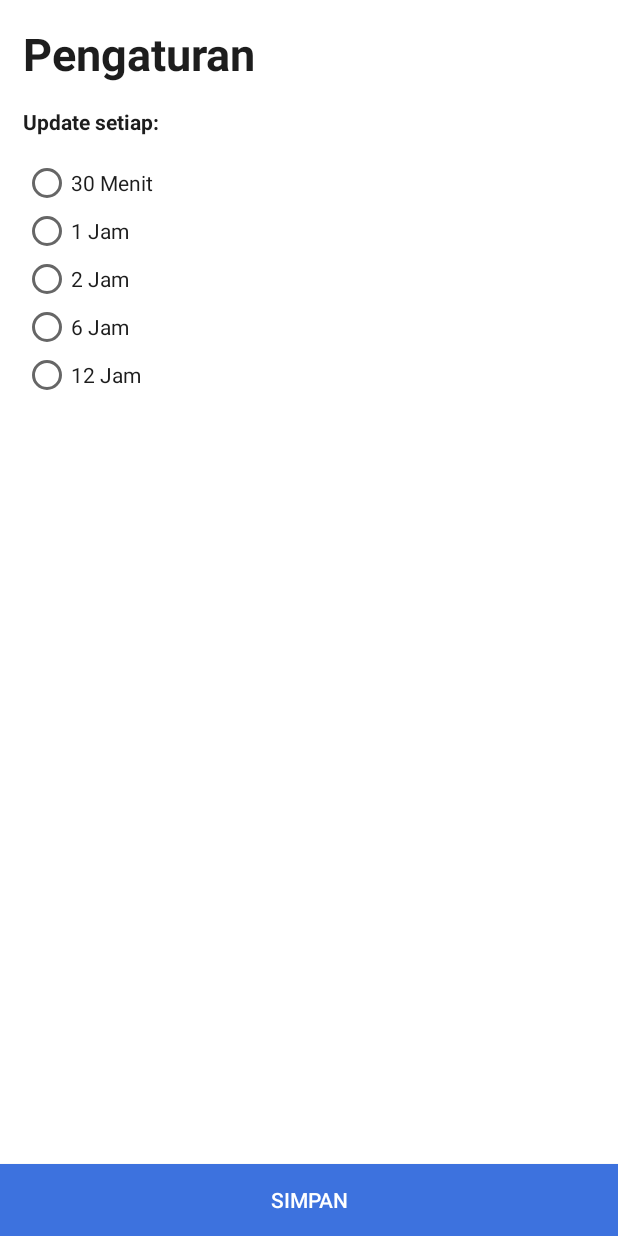
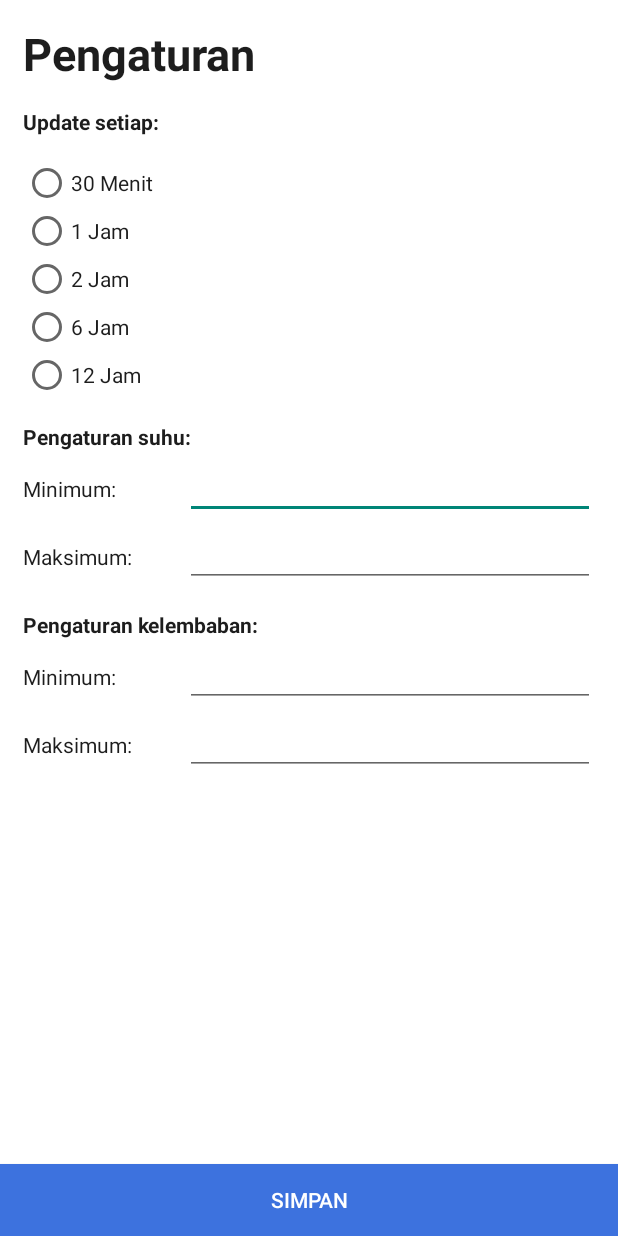
Before and after one commit to syahdanny/monitoring-suhu, an Android app: the SettingsActivity screen opened directly, with no data from a screen before it, on a phone screen of 412 x 824 dp. Run offline under Robolectric (Android 15) with nearby library versions, the phone set to English and light mode, and no system bars; our stand-ins replace Firebase (no records; nobody signed in at launch, a user with empty details on screens opened directly); 5 statements that could not run were skipped.

Commit message:
tambah setting suhu dan kelembaban + tambah shape rounded red

```diff
--- a/app/src/main/java/com/mmdiyul/monitoringsuhu/SettingsActivity.java
+++ b/app/src/main/java/com/mmdiyul/monitoringsuhu/SettingsActivity.java
@@ -7,6 +7,7 @@ import android.content.Intent;
 import android.os.Bundle;
 import android.os.Handler;
 import android.view.View;
+import android.widget.EditText;
 import android.widget.RadioButton;
 import android.widget.Toast;
 
@@ -21,8 +22,10 @@ public class SettingsActivity extends AppCompatActivity {
 
     private DatabaseReference databaseReference;
     private RadioButton tigaPuluhMenit, satuJam, duaJam, enamJam, duaBelasJam;
+    private EditText textMinSuhu, textMaxSuhu, textMinKelembaban, textMaxKelembaban;
 
     private long period;
+    private String minSuhu, maxSuhu, minKelembaban, maxKelembaban;
 
     @Override
     protected void onCreate(Bundle savedInstanceState) {
@@ -34,12 +37,21 @@ public class SettingsActivity extends AppCompatActivity {
         duaJam = findViewById(R.id.duaJam);
         enamJam = findViewById(R.id.enamJam);
         duaBelasJam = findViewById(R.id.duaBelasJam);
+        textMinSuhu = findViewById(R.id.minSuhu);
+        textMaxSuhu = findViewById(R.id.maxSuhu);
+        textMinKelembaban = findViewById(R.id.minKelembaban);
+        textMaxKelembaban = findViewById(R.id.maxKelembaban);
 
         databaseReference = FirebaseDatabase.getInstance().getReference();
         Query setting = databaseReference.child("settings");
         setting.addValueEventListener(new ValueEventListener() {
             @Override
             public void onDataChange(@NonNull DataSnapshot dataSnapshot) {
+                minSuhu = dataSnapshot.child("minSuhu").getValue().toString();
+                maxSuhu = dataSnapshot.child("maxSuhu").getValue().toString();
+                minKelembaban = dataSnapshot.child("minKelembaban").getValue().toString();
+                maxKelembaban = dataSnapshot.child("maxKelembaban").getValue().toString();
+
                 period = Long.parseLong(dataSnapshot.child("period").getValue().toString());
 
                 if (period == 1800000) {
@@ -53,6 +65,11 @@ public class SettingsActivity extends AppCompatActivity {
                 } else if (period == 43200000) {
                     duaBelasJam.setChecked(true);
                 }
+
+                textMinSuhu.setText(minSuhu);
+                textMaxSuhu.setText(maxSuhu);
+                textMinKelembaban.setText(minKelembaban);
+                textMaxKelembaban.setText(maxKelembaban);
             }
 
             @Override
@@ -86,6 +103,18 @@ public class SettingsActivity extends AppCompatActivity {
         DatabaseReference settings = databaseReference.child("settings").child("period");
         settings.setValue(period);
 
+        DatabaseReference dbMinSuhu = databaseReference.child("settings").child("minSuhu");
+        dbMinSuhu.setValue(Double.parseDouble(minSuhu));
+
+        DatabaseReference dbMaxSuhu = databaseReference.child("settings").child("maxSuhu");
+        dbMaxSuhu.setValue(Double.parseDouble(maxSuhu));
+
+        DatabaseReference dbMinKelembaban = databaseReference.child("settings").child("minKelembaban");
+        dbMinKelembaban.setValue(Double.parseDouble(minKelembaban));
+
+        DatabaseReference dbMaxKelembaban = databaseReference.child("settings").child("maxKelembaban");
+        dbMaxKelembaban.setValue(Double.parseDouble(maxKelembaban));
+
         new Handler().postDelayed(new Runnable() {
             @Override
             public void run() {
--- /dev/null
+++ b/app/src/main/res/drawable/shape_rounded_red.xml
@@ -0,0 +1,10 @@
+<?xml version="1.0" encoding="utf-8"?>
+<shape xmlns:android="http://schemas.android.com/apk/res/android">
+    <solid android:color="@color/colorAccent"/>
+
+    <corners
+        android:bottomLeftRadius="10dp"
+        android:bottomRightRadius="10dp"
+        android:topLeftRadius="10dp"
+        android:topRightRadius="10dp"/>
+</shape>
--- a/app/src/main/res/layout/activity_settings.xml
+++ b/app/src/main/res/layout/activity_settings.xml
@@ -6,6 +6,13 @@
     android:layout_height="match_parent"
     android:background="@color/colorWhite"
     tools:context=".SettingsActivity">
+
+    <androidx.constraintlayout.widget.Guideline
+        android:id="@+id/guideline"
+        android:layout_width="wrap_content"
+        android:layout_height="wrap_content"
+        android:orientation="vertical"
+        app:layout_constraintGuide_percent="0.3"/>
 
     <TextView
         android:id="@+id/textPengaturan"
@@ -77,6 +84,110 @@
 
     </RadioGroup>
 
+    <TextView
+        android:id="@+id/textSuhu"
+        android:layout_width="wrap_content"
+        android:layout_height="wrap_content"
+        android:layout_marginTop="15dp"
+        android:layout_marginLeft="15dp"
+        android:text="Pengaturan suhu:"
+        android:textStyle="bold"
+        android:textColor="@color/colorBlack"
+        app:layout_constraintTop_toBottomOf="@id/radioGroup"
+        app:layout_constraintLeft_toLeftOf="parent"/>
+
+    <TextView
+        android:id="@+id/textMinSuhu"
+        android:layout_width="wrap_content"
+        android:layout_height="wrap_content"
+        android:layout_marginTop="15dp"
+        android:layout_marginLeft="15dp"
+        android:text="Minimum:"
+        android:textColor="@color/colorBlack"
+        app:layout_constraintTop_toBottomOf="@id/textSuhu"
+        app:layout_constraintLeft_toLeftOf="parent"/>
+
+    <EditText
+        android:id="@+id/minSuhu"
+        android:layout_width="0dp"
+        android:layout_height="wrap_content"
+        android:layout_marginRight="15dp"
+        app:layout_constraintLeft_toRightOf="@id/guideline"
+        app:layout_constraintTop_toBottomOf="@id/textSuhu"
+        app:layout_constraintRight_toRightOf="parent"/>
+
+    <TextView
+        android:id="@+id/textMaxSuhu"
+        android:layout_width="wrap_content"
+        android:layout_height="wrap_content"
+        android:layout_marginTop="15dp"
+        android:layout_marginLeft="15dp"
+        android:text="Maksimum:"
+        android:textColor="@color/colorBlack"
+        app:layout_constraintTop_toBottomOf="@id/minSuhu"
+        app:layout_constraintLeft_toLeftOf="parent"/>
+
+    <EditText
+        android:id="@+id/maxSuhu"
+        android:layout_width="0dp"
+        android:layout_height="wrap_content"
+        android:layout_marginRight="15dp"
+        app:layout_constraintLeft_toRightOf="@id/guideline"
+        app:layout_constraintTop_toBottomOf="@id/minSuhu"
+        app:layout_constraintRight_toRightOf="parent"/>
+
+    <TextView
+        android:id="@+id/textKelembaban"
+        android:layout_width="wrap_content"
+        android:layout_height="wrap_content"
+        android:layout_marginTop="15dp"
+        android:layout_marginLeft="15dp"
+        android:text="Pengaturan kelembaban:"
+        android:textStyle="bold"
+        android:textColor="@color/colorBlack"
+        app:layout_constraintTop_toBottomOf="@id/maxSuhu"
+        app:layout_constraintLeft_toLeftOf="parent"/>
+
+    <TextView
+        android:id="@+id/textMinKelembaban"
+        android:layout_width="wrap_content"
+        android:layout_height="wrap_content"
+        android:layout_marginTop="15dp"
+        android:layout_marginLeft="15dp"
+        android:text="Minimum:"
+        android:textColor="@color/colorBlack"
+        app:layout_constraintTop_toBottomOf="@id/textKelembaban"
+        app:layout_constraintLeft_toLeftOf="parent"/>
+
+    <EditText
+        android:id="@+id/minKelembaban"
+        android:layout_width="0dp"
+        android:layout_height="wrap_content"
+        android:layout_marginRight="15dp"
+        app:layout_constraintLeft_toRightOf="@id/guideline"
+        app:layout_constraintTop_toBottomOf="@id/textKelembaban"
+        app:layout_constraintRight_toRightOf="parent"/>
+
+    <TextView
+        android:id="@+id/textMaxKelembaban"
+        android:layout_width="wrap_content"
+        android:layout_height="wrap_content"
+        android:layout_marginTop="15dp"
+        android:layout_marginLeft="15dp"
+        android:text="Maksimum:"
+        android:textColor="@color/colorBlack"
+        app:layout_constraintTop_toBottomOf="@id/minKelembaban"
+        app:layout_constraintLeft_toLeftOf="parent"/>
+
+    <EditText
+        android:id="@+id/maxKelembaban"
+        android:layout_width="0dp"
+        android:layout_height="wrap_content"
+        android:layout_marginRight="15dp"
+        app:layout_constraintLeft_toRightOf="@id/guideline"
+        app:layout_constraintTop_toBottomOf="@id/minKelembaban"
+        app:layout_constraintRight_toRightOf="parent"/>
+
     <Button
         android:id="@+id/buttonSimpan"
         android:layout_width="match_parent"
```
